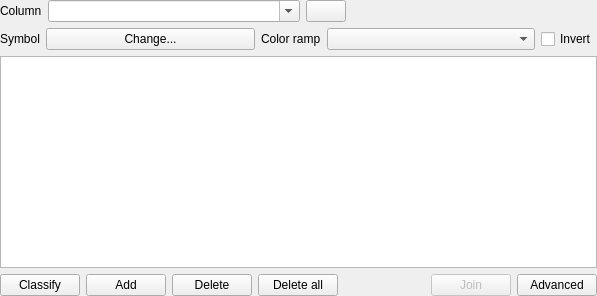
Qt form src/ui/qgscategorizedsymbolrendererv2widget.ui (carsmie/QGIS) before a commit.
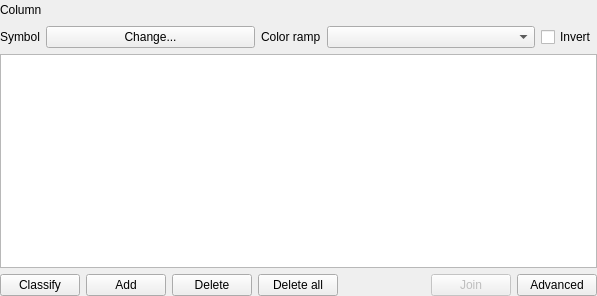
The same form after that commit. Icons and pictures are not drawn. Custom widgets are drawn as their Qt base class.

Commit message: QgsFieldCombobBox do not allow expression     editExpression protected, setLayer uses QgsVectorLayer     make epxression widget editable

The edit to the form file:
```diff
--- a/src/ui/qgscategorizedsymbolrendererv2widget.ui
+++ b/src/ui/qgscategorizedsymbolrendererv2widget.ui
@@ -24,40 +24,7 @@
       </widget>
      </item>
      <item>
-      <widget class="QComboBox" name="cboCategorizedColumn">
-       <property name="sizePolicy">
-        <sizepolicy hsizetype="Expanding" vsizetype="Fixed">
-         <horstretch>0</horstretch>
-         <verstretch>0</verstretch>
-        </sizepolicy>
-       </property>
-       <property name="maximumSize">
-        <size>
-         <width>300</width>
-         <height>16777215</height>
-        </size>
-       </property>
-       <property name="editable">
-        <bool>true</bool>
-       </property>
-      </widget>
-     </item>
-     <item>
-      <widget class="QPushButton" name="btnExpression">
-       <property name="text">
-        <string/>
-       </property>
-       <property name="icon">
-        <iconset resource="../../images/images.qrc">
-         <normaloff>:/images/themes/default/mIconExpressionEditorOpen.svg</normaloff>:/images/themes/default/mIconExpressionEditorOpen.svg</iconset>
-       </property>
-       <property name="iconSize">
-        <size>
-         <width>24</width>
-         <height>16</height>
-        </size>
-       </property>
-      </widget>
+      <widget class="QgsFieldExpressionWidget" name="mExpressionWidget" native="true"/>
      </item>
      <item>
       <spacer name="horizontalSpacer">
@@ -229,6 +196,12 @@
    <extends>QComboBox</extends>
    <header>qgscolorrampcombobox.h</header>
   </customwidget>
+  <customwidget>
+   <class>QgsFieldExpressionWidget</class>
+   <extends>QWidget</extends>
+   <header location="global">qgsfieldexpressionwidget.h</header>
+   <container>1</container>
+  </customwidget>
  </customwidgets>
  <tabstops>
   <tabstop>cboCategorizedColumn</tabstop>
```
Left out of the diff: 5 changed lines with no effect on the pictures. The commit also changes 16 other files.
